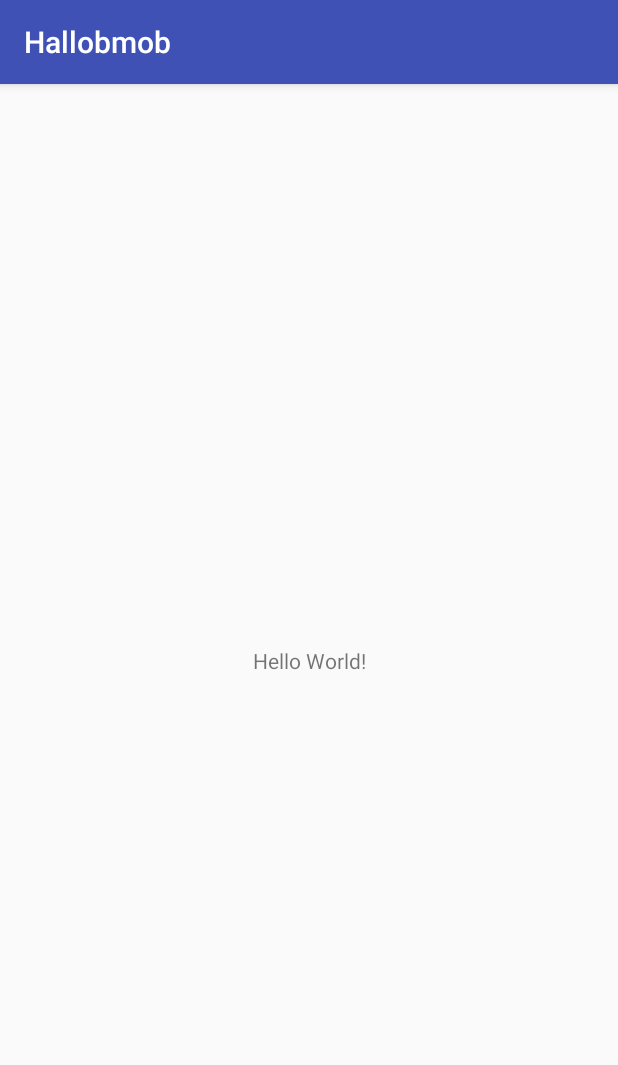
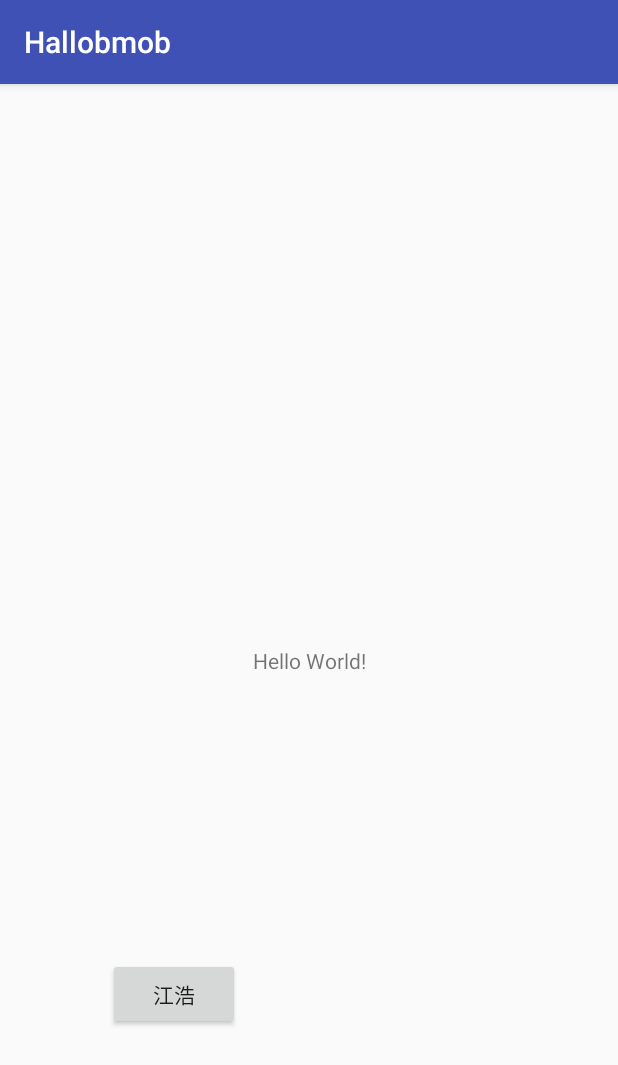
Before and after one commit to TickTick123/Hallobomb, an Android app: the screen it shows after launch (MainActivity), on a phone screen of 412 x 824 dp. Shown: the top 1065 px of the screen. Run offline under Robolectric (Android 15) with nearby library versions, the phone set to English and light mode, and no system bars; libraries missing offline, so code that uses them is left out: cn.bmob.v3; 2 statements that could not run were skipped.

Commit message:
JH commit.

```diff
--- a/app/src/main/AndroidManifest.xml
+++ b/app/src/main/AndroidManifest.xml
@@ -29,6 +29,9 @@
                 <category android:name="android.intent.category.LAUNCHER" />
             </intent-filter>
         </activity>
+        <activity android:name=".JH">
+
+        </activity>
     </application>
 
 </manifest>
--- a/app/src/main/java/com/example/zqf/hallobmob/MainActivity.java
+++ b/app/src/main/java/com/example/zqf/hallobmob/MainActivity.java
@@ -1,8 +1,11 @@
 package com.example.zqf.hallobmob;
 
+import android.content.Intent;
 import android.support.v7.app.AppCompatActivity;
 import android.os.Bundle;
 import android.util.Log;
+import android.view.View;
+import android.widget.Button;
 import android.widget.Toast;
 
 import cn.bmob.v3.Bmob;
@@ -30,5 +33,13 @@ public class MainActivity extends AppCompatActivity {
                 }
             }
         });
+        Button button1=findViewById(R.id.button);
+        button1.setOnClickListener(new View.OnClickListener() {
+            @Override
+            public void onClick(View view) {
+                Intent intent=new Intent(MainActivity.this,JH.class);
+                startActivity(intent);
+            }
+        });
     }
 }
--- a/app/src/main/res/layout/activity_main.xml
+++ b/app/src/main/res/layout/activity_main.xml
@@ -7,6 +7,7 @@
     tools:context="com.example.zqf.hallobmob.MainActivity">
 
     <TextView
+        android:id="@+id/textView"
         android:layout_width="wrap_content"
         android:layout_height="wrap_content"
         android:text="Hello World!"
@@ -15,4 +16,20 @@
         app:layout_constraintRight_toRightOf="parent"
         app:layout_constraintTop_toTopOf="parent" />
 
+    <Button
+        android:id="@+id/button"
+        android:layout_width="wrap_content"
+        android:layout_height="wrap_content"
+        android:layout_marginBottom="8dp"
+        android:layout_marginEnd="8dp"
+        android:layout_marginStart="8dp"
+        android:layout_marginTop="8dp"
+        android:text="@string/button_name"
+        app:layout_constraintBottom_toBottomOf="parent"
+        app:layout_constraintEnd_toEndOf="parent"
+        app:layout_constraintHorizontal_bias="0.207"
+        app:layout_constraintStart_toStartOf="parent"
+        app:layout_constraintTop_toTopOf="parent"
+        app:layout_constraintVertical_bias="0.816" />
+
 </android.support.constraint.ConstraintLayout>
--- a/app/src/main/res/values/strings.xml
+++ b/app/src/main/res/values/strings.xml
@@ -1,3 +1,5 @@
 <resources>
     <string name="app_name">Hallobmob</string>
+    <string name="button_name">江浩</string>
+    <string name="jie_name">Hello jh</string>
 </resources>
--- a/build.gradle
+++ b/build.gradle
@@ -7,7 +7,7 @@ buildscript {
         jcenter()
     }
     dependencies {
-        classpath 'com.android.tools.build:gradle:3.0.0'
+        classpath 'com.android.tools.build:gradle:3.0.1'
 
 
         // NOTE: Do not place your application dependencies here; they belong
```
Also changed, not shown: app/src/main/java/com/example/zqf/hallobmob/JH.java (added, +20 -0 lines), app/src/main/res/layout/jh_main.xml (added, +22 -0 lines).
